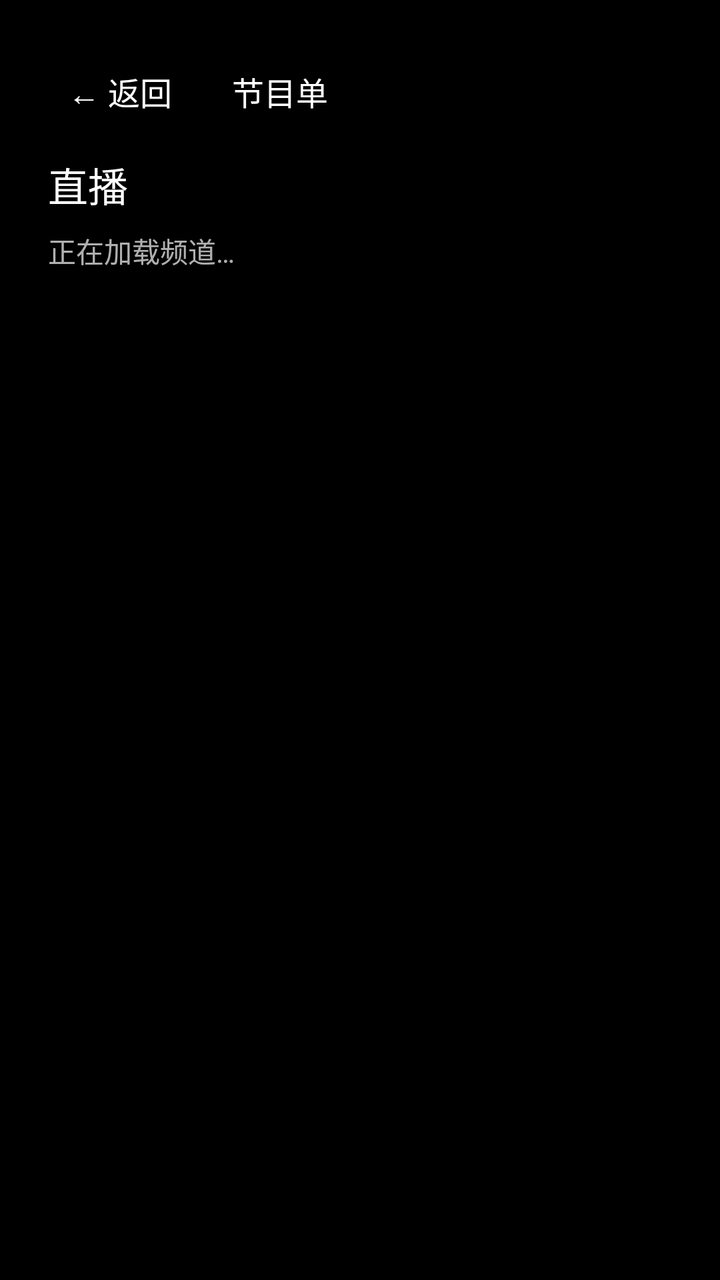
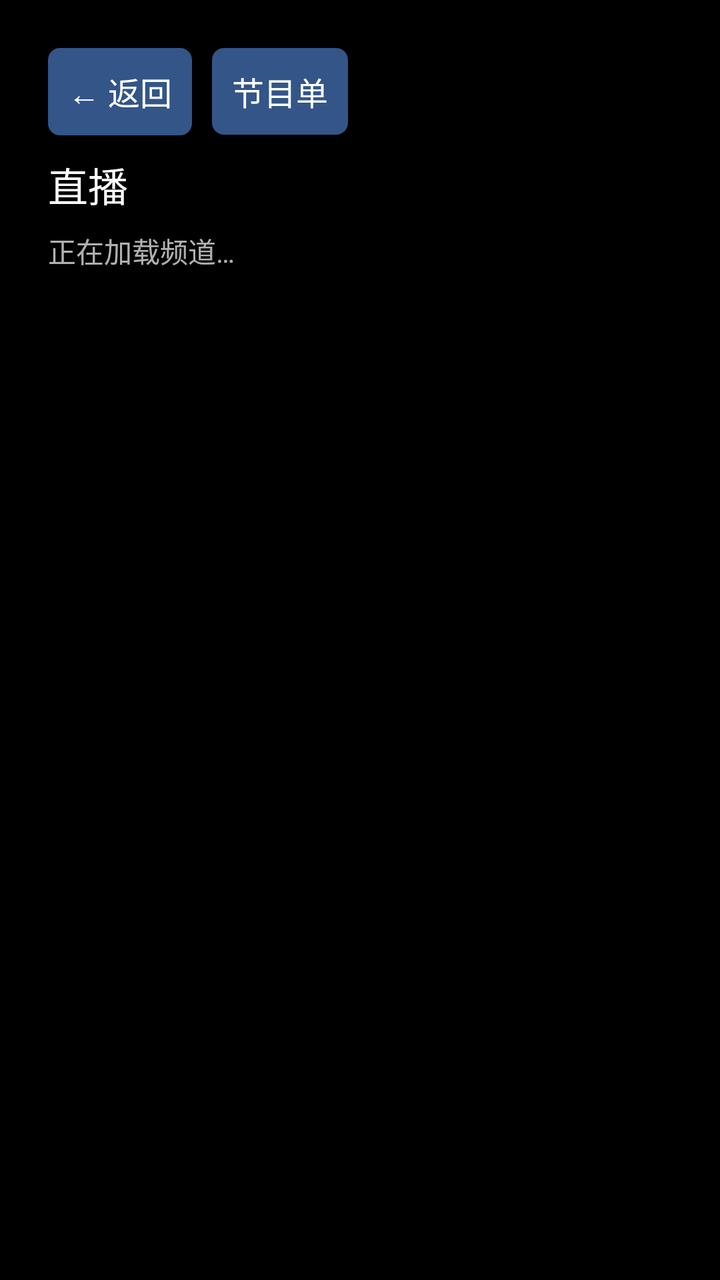

Compare the two renders of this Android layout. The source of the first and the diff that turns it into the second are given below.
<!-- AndroidManifest.xml: activity theme android:Theme.Black.NoTitleBar -->
<!-- res/layout/activity_live.xml -->
<?xml version="1.0" encoding="utf-8"?>
<LinearLayout xmlns:android="http://schemas.android.com/apk/res/android"
    android:layout_width="match_parent"
    android:layout_height="match_parent"
    android:orientation="vertical"
    android:background="#000000"
    android:padding="24dp">

    <LinearLayout
        android:layout_width="match_parent"
        android:layout_height="wrap_content"
        android:orientation="horizontal">

        <TextView
            android:id="@+id/btnBack"
            android:layout_width="wrap_content"
            android:layout_height="wrap_content"
            android:padding="10dp"
            android:textColor="#FFFFFF"
            android:textSize="16sp"
            android:focusable="true"
            android:clickable="true"
            android:background="#66000000"
            android:text="← 返回" />

        <TextView
            android:id="@+id/btnEpg"
            android:layout_width="wrap_content"
            android:layout_height="wrap_content"
            android:layout_marginStart="10dp"
            android:padding="10dp"
            android:textColor="#FFFFFF"
            android:textSize="16sp"
            android:focusable="true"
            android:clickable="true"
            android:background="#66000000"
            android:text="节目单" />
    </LinearLayout>

    <TextView
        android:layout_width="match_parent"
        android:layout_height="wrap_content"
        android:paddingTop="10dp"
        android:paddingBottom="8dp"
        android:textColor="#FFFFFF"
        android:textSize="20sp"
        android:text="直播" />

    <TextView
        android:id="@+id/liveLabel"
        android:layout_width="match_parent"
        android:layout_height="wrap_content"
        android:paddingBottom="8dp"
        android:textColor="#B0FFFFFF"
        android:textSize="14sp"
        android:text="正在加载频道…" />

    <LinearLayout
        android:layout_width="match_parent"
        android:layout_height="0dp"
        android:layout_weight="1"
        android:orientation="horizontal">

        <androidx.recyclerview.widget.RecyclerView
            android:id="@+id/liveGroups"
            android:layout_width="0dp"
            android:layout_height="match_parent"
            android:layout_weight="1"
            android:clipToPadding="false" />

        <androidx.recyclerview.widget.RecyclerView
            android:id="@+id/liveChannels"
            android:layout_width="0dp"
            android:layout_height="match_parent"
            android:layout_weight="2"
            android:clipToPadding="false" />

    </LinearLayout>

</LinearLayout>
<!-- resources referenced by this layout -->
<resources>

</resources>

<!-- the commit's change to res/layout/activity_live.xml (unified diff, before → after) -->
@@ -20,7 +20,7 @@
             android:textSize="16sp"
             android:focusable="true"
             android:clickable="true"
-            android:background="#66000000"
+            android:background="@drawable/selector_tv_btn"
             android:text="← 返回" />
 
         <TextView
@@ -33,7 +33,7 @@
             android:textSize="16sp"
             android:focusable="true"
             android:clickable="true"
-            android:background="#66000000"
+            android:background="@drawable/selector_tv_btn"
             android:text="节目单" />
     </LinearLayout>
 
<!-- resource entries referenced after the edit -->
@@ -1,5 +1,20 @@
 <!-- resources referenced by this layout -->
 <resources>
-
+  <!-- drawable selector_tv_btn (drawable) -->
+  <?xml version="1.0" encoding="utf-8"?>
+  <selector xmlns:android="http://schemas.android.com/apk/res/android">
+      <item android:state_focused="true">
+          <shape>
+              <solid android:color="#FFCC00" />
+              <corners android:radius="6dp" />
+          </shape>
+      </item>
+      <item>
+          <shape>
+              <solid android:color="#335588" />
+              <corners android:radius="6dp" />
+          </shape>
+      </item>
+  </selector>
 </resources>
 
